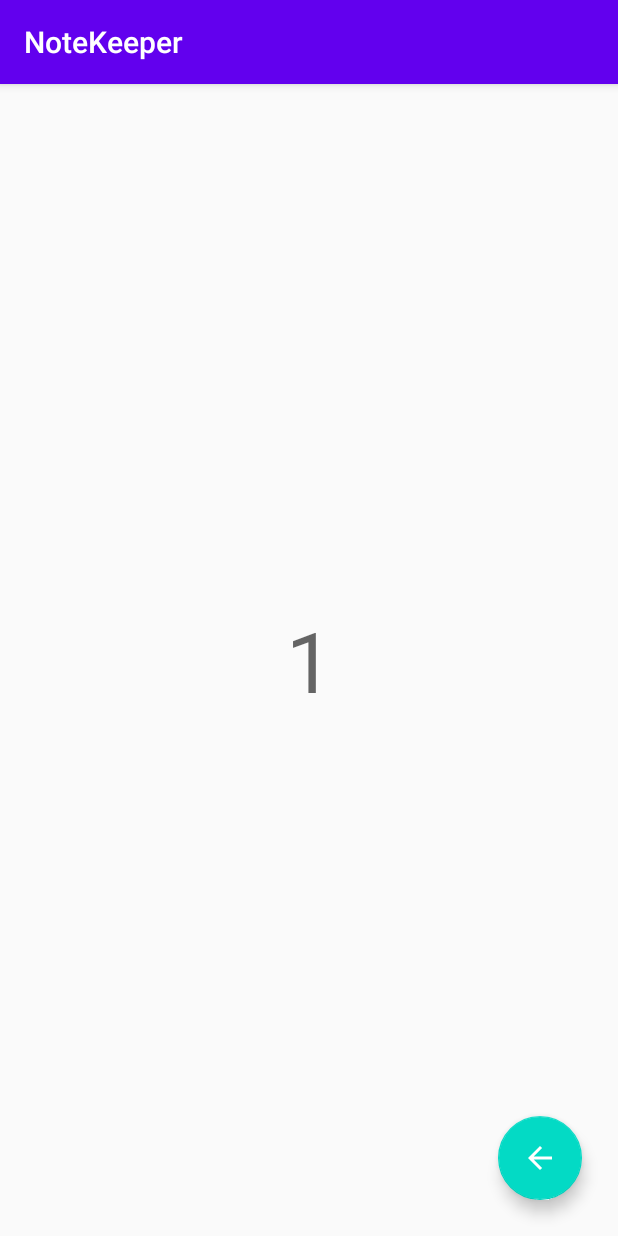
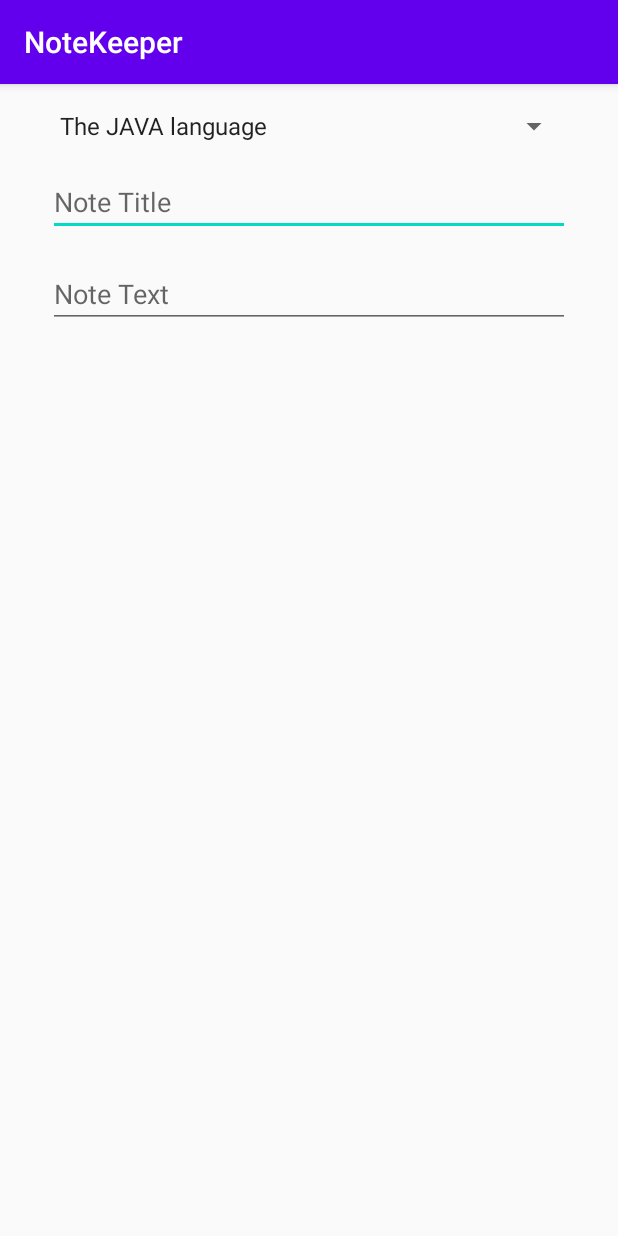
Before and after one commit to fardeen9983/Pluralsight-Android, an Android app: the screen it shows after launch (MainActivity), on a phone screen of 412 x 824 dp. Run offline under Robolectric (Android 15) with nearby library versions, the phone set to English and light mode, and no system bars.

Commit message:
[KotlinBeginnerPath] : Activity and Layouts

```diff
--- a/KotinBeginnerPath/app/src/main/java/com/pluralsight/kotlin/notekeeper/MainActivity.kt
+++ b/KotinBeginnerPath/app/src/main/java/com/pluralsight/kotlin/notekeeper/MainActivity.kt
@@ -1,8 +1,9 @@
 package com.pluralsight.kotlin.notekeeper
 
+import android.os.Bundle
+import android.widget.ArrayAdapter
 import androidx.appcompat.app.AppCompatActivity
-import android.os.Bundle
-import com.google.android.material.snackbar.Snackbar
+import com.pluralsight.kotlin.notekeeper.model.CourseInfo
 import kotlinx.android.synthetic.main.activity_main.*
 
 class MainActivity : AppCompatActivity() {
@@ -11,13 +12,14 @@ class MainActivity : AppCompatActivity() {
         super.onCreate(savedInstanceState)
         setContentView(R.layout.activity_main)
 
-        fab.setOnClickListener {
-            val originalValue : Int = textDisplayedValue.text.toString().toInt()
-            val newValue = originalValue*2
-            textDisplayedValue.text = newValue.toString()
-            Snackbar.make(it,"Value $originalValue changed to $newValue",Snackbar.LENGTH_LONG).show()
-        }
-
+        val dm = DataManager()
+        val adapterCourses = ArrayAdapter<CourseInfo>(
+            this,
+            android.R.layout.simple_spinner_item,
+            dm.courses.values.toList()
+        )
+        adapterCourses.setDropDownViewResource(android.R.layout.simple_spinner_dropdown_item)
+        spinnerCourses.adapter = adapterCourses
 
     }
 }
--- a/KotinBeginnerPath/app/src/main/java/com/pluralsight/kotlin/notekeeper/model/NoteKeeperModel.kt
+++ b/KotinBeginnerPath/app/src/main/java/com/pluralsight/kotlin/notekeeper/model/NoteKeeperModel.kt
@@ -1,5 +1,9 @@
 package com.pluralsight.kotlin.notekeeper.model
 
-class CourseInfo(val courseID : String, val title : String)
+class CourseInfo(val courseID : String, val title : String){
+    override fun toString(): String {
+        return title
+    }
+}
 
-class NoteInfo(var course: CourseInfo,val title: String)
+class NoteInfo(var course: CourseInfo,var title: String, var text: String)
--- a/KotinBeginnerPath/app/src/main/res/layout/activity_main.xml
+++ b/KotinBeginnerPath/app/src/main/res/layout/activity_main.xml
@@ -6,17 +6,6 @@
     android:layout_height="match_parent"
     tools:context=".MainActivity">
 
-    <TextView
-        android:id="@+id/textDisplayedValue"
-        android:layout_width="wrap_content"
-        android:layout_height="wrap_content"
-        android:text="1"
-        android:textAppearance="@style/TextAppearance.AppCompat.Display3"
-        app:layout_constraintBottom_toBottomOf="parent"
-        app:layout_constraintLeft_toLeftOf="parent"
-        app:layout_constraintRight_toRightOf="parent"
-        app:layout_constraintTop_toTopOf="parent" />
-
     <com.google.android.material.floatingactionbutton.FloatingActionButton
         android:id="@+id/fab"
         android:layout_width="wrap_content"
@@ -24,8 +13,48 @@
         android:layout_marginEnd="24dp"
         android:layout_marginBottom="24dp"
         android:clickable="true"
+        android:visibility="gone"
+        app:backgroundTint="@android:color/holo_blue_light"
         app:layout_constraintBottom_toBottomOf="parent"
         app:layout_constraintEnd_toEndOf="parent"
-        app:srcCompat="@drawable/abc_vector_test" />
+        app:srcCompat="@android:drawable/ic_input_add" />
+
+    <Spinner
+        android:id="@+id/spinnerCourses"
+        android:layout_width="0dp"
+        android:layout_height="wrap_content"
+        android:layout_marginStart="32dp"
+        android:layout_marginTop="16dp"
+        android:layout_marginEnd="32dp"
+        app:layout_constraintEnd_toEndOf="parent"
+        app:layout_constraintStart_toStartOf="parent"
+        app:layout_constraintTop_toTopOf="parent" />
+
+    <EditText
+        android:id="@+id/textNoteTitle"
+        android:layout_width="0dp"
+        android:layout_height="wrap_content"
+        android:layout_marginTop="16dp"
+        android:ems="10"
+        android:gravity="start|top"
+        android:hint="Note Title"
+        android:inputType="textMultiLine"
+        app:layout_constraintEnd_toEndOf="@+id/spinnerCourses"
+        app:layout_constraintStart_toStartOf="@+id/spinnerCourses"
+        app:layout_constraintTop_toBottomOf="@+id/spinnerCourses" />
+
+    <EditText
+        android:id="@+id/textNoteText"
+        android:layout_width="0dp"
+        android:layout_height="wrap_content"
+        android:layout_marginTop="16dp"
+        android:ems="10"
+        android:gravity="start|top"
+        android:hint="Note Text"
+        android:inputType="textMultiLine"
+        app:layout_constraintEnd_toEndOf="@+id/spinnerCourses"
+        app:layout_constraintHorizontal_bias="0.0"
+        app:layout_constraintStart_toStartOf="@+id/spinnerCourses"
+        app:layout_constraintTop_toBottomOf="@+id/textNoteTitle" />
 
 </androidx.constraintlayout.widget.ConstraintLayout>
```
